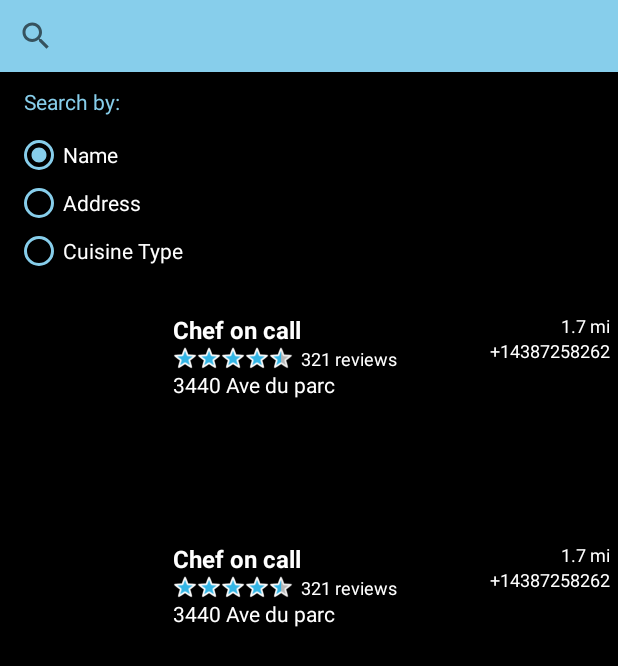
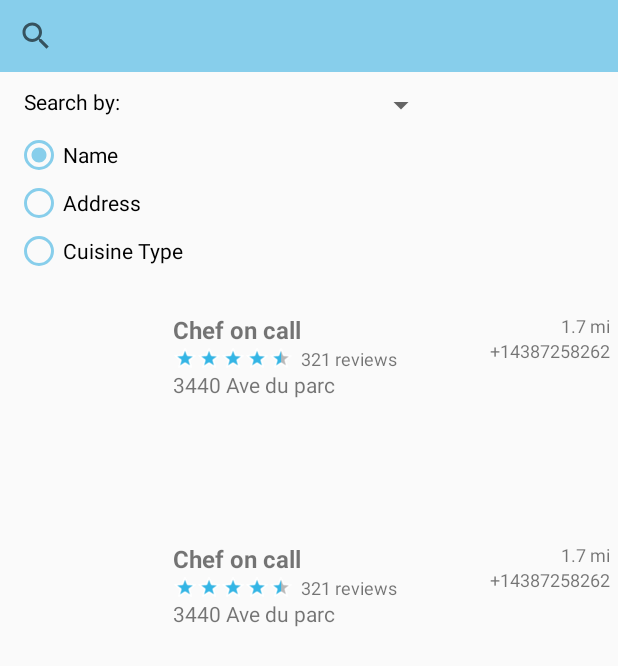
Before and after one commit to DineshNanda13/TheFoodieZone, an Android app: the layout fragment_restaurant.xml on its own in the app's theme, with its tools: preview values and no code run, on a phone screen of 412 x 824 dp. Shown: the top 666 px of the screen. Run offline under Robolectric (Android 15) with nearby library versions, the phone set to English and light mode, and no system bars.

```diff
--- a/app/src/main/res/layout/food_catagory_item_view.xml
+++ b/app/src/main/res/layout/food_catagory_item_view.xml
@@ -10,7 +10,6 @@
         android:layout_width="wrap_content"
         android:layout_height="wrap_content"
         android:textSize="14sp"
-        android:textColor="@color/list_text"
         app:layout_constraintBottom_toBottomOf="parent"
         app:layout_constraintStart_toStartOf="parent"
         app:layout_constraintTop_toTopOf="parent"
--- a/app/src/main/res/layout/fragment_restaurant.xml
+++ b/app/src/main/res/layout/fragment_restaurant.xml
@@ -3,7 +3,6 @@
     xmlns:tools="http://schemas.android.com/tools"
     android:layout_width="match_parent"
     android:layout_height="match_parent"
-    android:background="@color/layout_background"
     xmlns:app="http://schemas.android.com/apk/res-auto"
     tools:context=".RestaurantFragment">
 
@@ -18,11 +17,10 @@
         android:id="@+id/svRestaurant"
         android:layout_width="match_parent"
         android:layout_height="wrap_content"
-        app:queryHint="@string/query_hint"
+        android:background="@color/search_background"
         app:layout_constraintStart_toStartOf="parent"
         app:layout_constraintTop_toTopOf="parent"
-        app:layout_constraintEnd_toEndOf="parent"
-        android:background="@color/search_background"/>
+        app:layout_constraintEnd_toEndOf="parent"/>
 
     <TextView
         android:layout_width="0dp"
@@ -33,9 +31,9 @@
         app:layout_constraintStart_toStartOf="parent"
         app:layout_constraintEnd_toStartOf="@id/spinnerSort"
         android:layout_marginStart="16dp"
-        android:textColor="@color/search_background"
         android:layout_marginTop="10dp"
-        android:text="@string/search_by" />
+        android:text="@string/search_by"
+        android:textColor="@color/layout_background"/>
 
     <RadioGroup
         android:layout_width="0dp"
@@ -50,7 +48,7 @@
             android:layout_width="wrap_content"
             android:layout_height="wrap_content"
             android:text="@string/name"
-            android:textColor="@color/list_text"
+            android:textColor= "@color/layout_background"
             android:buttonTint="@color/search_background"
             android:checked="true"
             android:textSize="14sp"/>
@@ -59,7 +57,7 @@
             android:layout_width="wrap_content"
             android:layout_height="wrap_content"
             android:text="@string/address"
-            android:textColor="@color/list_text"
+            android:textColor= "@color/layout_background"
             android:buttonTint="@color/search_background"
             android:textSize="14sp"/>
         <RadioButton
@@ -68,16 +66,16 @@
             android:layout_height="wrap_content"
             android:text="@string/cuisine_type"
             android:buttonTint="@color/search_background"
-            android:textColor="@color/list_text"
+            android:textColor= "@color/layout_background"
             android:textSize="14sp"/>
     </RadioGroup>
+
 
     <Spinner
         android:id="@+id/spinnerSort"
         android:layout_width="wrap_content"
         android:spinnerMode="dialog"
         android:layout_marginTop="10dp"
-        android:background="@color/search_background"
         app:layout_constraintEnd_toEndOf="parent"
         app:layout_constraintStart_toEndOf="@id/radioGroupSearch"
         app:layout_constraintTop_toBottomOf="@id/svRestaurant"
--- a/app/src/main/res/layout/restaurant_list_item.xml
+++ b/app/src/main/res/layout/restaurant_list_item.xml
@@ -26,7 +26,6 @@
         android:text="@string/chef_on_call"
         android:textSize="16sp"
         android:textStyle="bold"
-        android:textColor="@color/list_text"
         android:layout_marginHorizontal="10dp"
         app:layout_constraintBottom_toBottomOf="parent"
         app:layout_constraintEnd_toStartOf="@id/tvDistance"
@@ -52,7 +51,6 @@
         android:layout_height="wrap_content"
         android:text="@string/_321_reviews"
         android:textSize="12sp"
-        android:textColor="@color/list_text"
         android:layout_marginHorizontal="5dp"
         app:layout_constraintBottom_toBottomOf="@id/ratingBar"
         app:layout_constraintEnd_toStartOf="@id/tvPhone"
@@ -64,7 +62,6 @@
         android:layout_width="wrap_content"
         android:layout_height="wrap_content"
         android:text="@string/_3440_ave_du_parc"
-        android:textColor="@color/list_text"
         app:layout_constraintStart_toStartOf="@id/tvName"
         app:layout_constraintTop_toBottomOf="@+id/ratingBar" />
 
@@ -87,7 +84,6 @@
         android:layout_height="wrap_content"
         android:text="@string/_1_7_mi"
         android:textSize="12sp"
-        android:textColor="@color/list_text"
         app:layout_constraintEnd_toEndOf="parent"
         app:layout_constraintStart_toEndOf="@+id/tvName"
         app:layout_constraintTop_toTopOf="parent" />
@@ -98,7 +94,6 @@
         android:layout_height="wrap_content"
         android:text="@string/_14387258262"
         android:textSize="12sp"
-        android:textColor="@color/list_text"
         app:layout_constraintEnd_toEndOf="parent"
         app:layout_constraintStart_toEndOf="@+id/tv_review_count"
         app:layout_constraintTop_toBottomOf="@+id/tvDistance" />
--- a/app/src/main/res/values/strings.xml
+++ b/app/src/main/res/values/strings.xml
@@ -1,15 +1,21 @@
 <resources>
     <string name="app_name">Foodie Zone</string>
     <!-- TODO: Remove or change this placeholder text -->
-    <string name="hello_blank_fragment">Hello blank fragment</string>
+    <string name="hello_blank_fragment" translatable="false">Hello blank fragment</string>
     <string name="name">Name</string>
     <string name="search_by">Search by:</string>
     <string name="address">Address</string>
     <string name="cuisine_type">Cuisine Type</string>
-    <string name="chef_on_call">Chef on call</string>
-    <string name="_321_reviews">321 reviews</string>
-    <string name="_3440_ave_du_parc">3440 Ave du parc</string>
-    <string name="_1_7_mi">1.7 mi</string>
-    <string name="_14387258262">+14387258262</string>
-    <string name="query_hint">Search your nearby places</string>
+    <string name="chef_on_call" translatable="false">Chef on call</string>
+    <string name="_321_reviews" translatable="false">321 reviews</string>
+    <string name="_3440_ave_du_parc" translatable="false">3440 Ave du parc</string>
+    <string name="_1_7_mi" translatable="false">1.7 mi</string>
+    <string name="_14387258262" translatable="false">+14387258262</string>
+
+ <!--   <string-array name="sort">
+        <item>Sort by</item>
+        <item>Rating</item>
+        <item>Distance</item>
+    </string-array>-->
+
 </resources>
```
